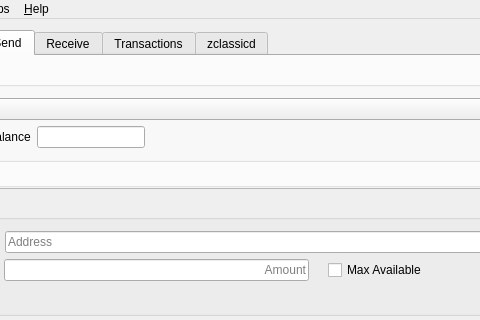
Before: the Qt Designer form src/mainwindow.ui in zkcoreorg/zcl-qt-wallet, drawn with Qt 5; both pictures show x 98 to 578 and y 0 to 320 of the 968 by 616 pixel window.
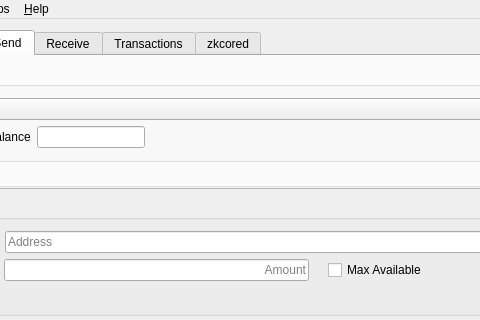
After: the same form once the commit is applied. Icons and pictures are not drawn. Custom widgets are drawn as their Qt base class.

Diff of the .ui file:
```diff
--- a/src/mainwindow.ui
+++ b/src/mainwindow.ui
@@ -882,7 +882,7 @@
       </widget>
       <widget class="QWidget" name="tab_5">
        <attribute name="title">
-        <string>zclassicd</string>
+        <string>zkcored</string>
        </attribute>
        <layout class="QVBoxLayout" name="verticalLayout_7">
         <item>
```
Left out of the diff: 6 changed lines with no effect on the pictures.
